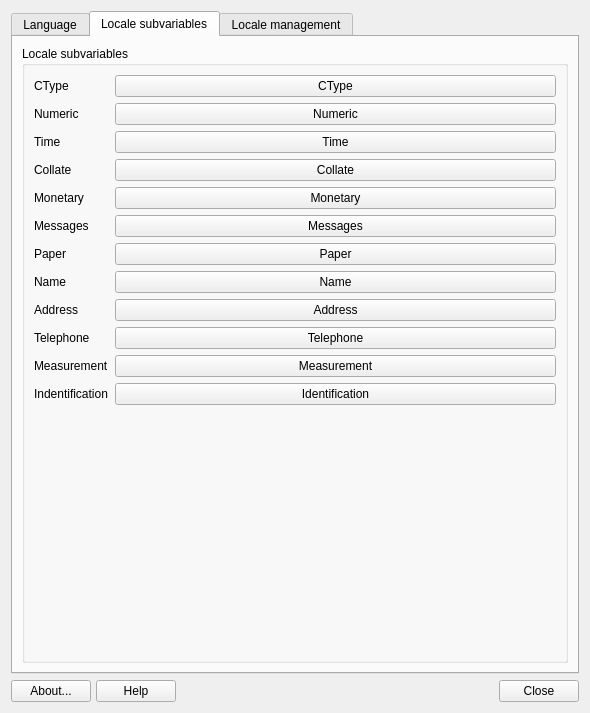
dolphinoracle/mx-locale, file mainwindow.ui: the form before one commit.
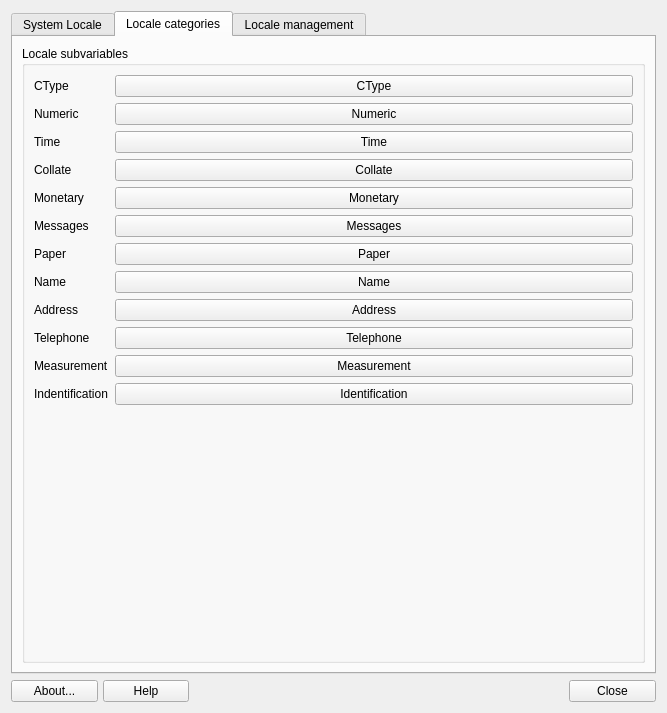
The form after the commit. The open tabs and pages were chosen to show the change. Icons and pictures are not drawn.

Commit message: adjust tab names, run setsubvariables when lang is changed

```diff
--- a/mainwindow.ui
+++ b/mainwindow.ui
@@ -6,7 +6,7 @@
    <rect>
     <x>0</x>
     <y>0</y>
-    <width>590</width>
+    <width>667</width>
     <height>713</height>
    </rect>
   </property>
@@ -181,7 +181,7 @@
      </property>
      <widget class="QWidget" name="tabLanguage">
       <attribute name="title">
-       <string extracomment=" language selection, also default for locale subvariables if not otherwise defined">Language</string>
+       <string extracomment=" language selection, also default for locale subvariables if not otherwise defined">System Locale</string>
       </attribute>
       <layout class="QGridLayout" name="gridLayout_4">
        <item row="1" column="1">
@@ -222,7 +222,7 @@
      </widget>
      <widget class="QWidget" name="tabSubvariables">
       <attribute name="title">
-       <string extracomment="defines individual subvariables for locale">Locale subvariables</string>
+       <string extracomment="defines individual subvariables for locale">Locale categories</string>
       </attribute>
       <layout class="QGridLayout" name="gridLayout_3">
        <item row="1" column="0">
```
Left out of the diff: 2 changed lines with no effect on the pictures. The commit also changes 1 other file.
